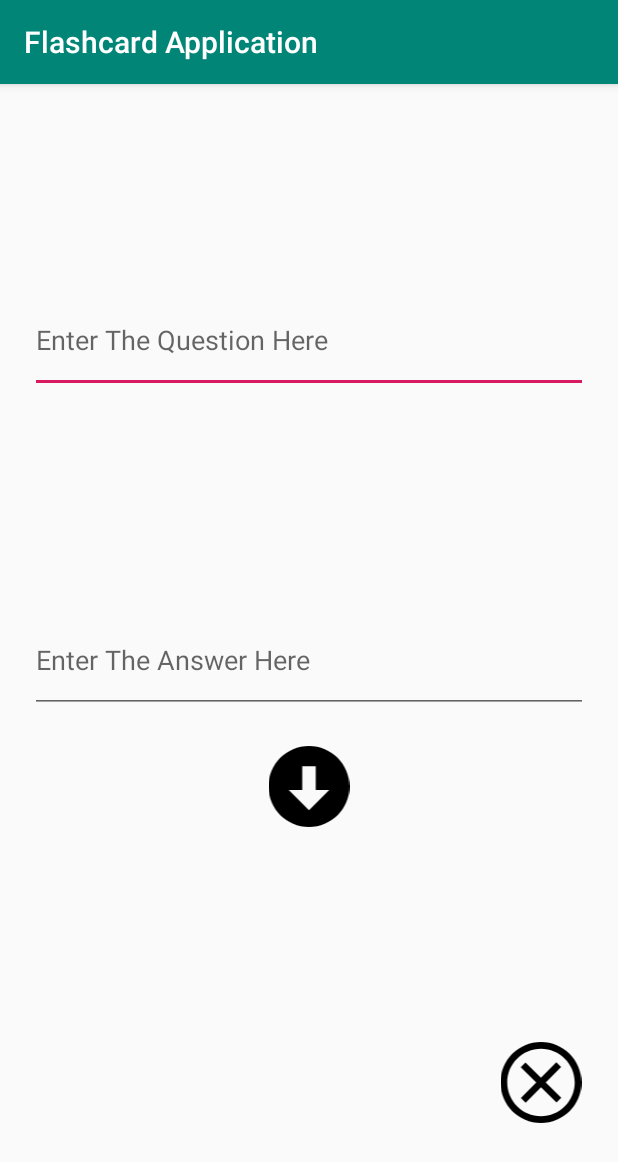
After one commit to Rhijke/FlashcardApplication, an Android app: the AddCardActivity screen opened directly, with no data from a screen before it, on a phone screen of 412 x 824 dp. The commit adds this screen. Shown: the top 1162 px of the screen. Run offline under Robolectric (Android 15) with nearby library versions, the phone set to English and light mode, and no system bars.

Commit message:
Added functionality to create user's own question and answer

```diff
--- a/app/src/main/AndroidManifest.xml
+++ b/app/src/main/AndroidManifest.xml
@@ -16,6 +16,7 @@
                 <category android:name="android.intent.category.LAUNCHER" />
             </intent-filter>
         </activity>
+        <activity android:name=".AddCardActivity"></activity>
     </application>
 
 </manifest>
--- /dev/null
+++ b/app/src/main/java/com/example/kaerah/flashcardapplication/AddCardActivity.java
@@ -0,0 +1,37 @@
+package com.example.kaerah.flashcardapplication;
+
+import android.content.Intent;
+import android.support.v7.app.AppCompatActivity;
+import android.os.Bundle;
+import android.view.View;
+import android.widget.EditText;
+
+public class AddCardActivity extends AppCompatActivity {
+
+    @Override
+    protected void onCreate(Bundle savedInstanceState) {
+        super.onCreate(savedInstanceState);
+        setContentView(R.layout.activity_add_card);
+        String s1 = getIntent().getStringExtra("stringKey1"); // this string will be 'harry potter`
+        String s2 = getIntent().getStringExtra("stringKey2"); // this string will be 'voldemort'
+        findViewById(R.id.closeBtn).setOnClickListener(new View.OnClickListener() {
+            public void onClick(View v) {
+                Intent intent = new Intent(AddCardActivity.this, MainActivity.class);
+                AddCardActivity.this.startActivityForResult(intent, 100);
+            }
+        });
+
+
+        findViewById(R.id.saveBtn).setOnClickListener(new View.OnClickListener() {
+            public void onClick(View v) {
+                Intent data = new Intent(); // create a new Intent, this is where we will put our data
+                data.putExtra("string1", ((EditText) findViewById(R.id.questionTextField)).getText().toString()); // puts one string into the Intent, with the key as 'string1'
+                data.putExtra("string2", ((EditText) findViewById(R.id.answerTextField)).getText().toString()); // puts another string into the Intent, with the key as 'string2
+                setResult(RESULT_OK, data); // set result code and bundle data for response
+                finish(); // closes this activity and pass data to the original activity that launched this activity
+
+            }
+        });
+    }
+
+}
--- /dev/null
+++ b/app/src/main/res/drawable/closebutton.xml
@@ -0,0 +1,9 @@
+<vector xmlns:android="http://schemas.android.com/apk/res/android"
+    android:width="24dp"
+    android:height="24dp"
+    android:viewportWidth="24"
+    android:viewportHeight="24">
+  <path
+      android:fillColor="#FF000000"
+      android:pathData="M12,2c5.514,0 10,4.486 10,10s-4.486,10 -10,10 -10,-4.486 -10,-10 4.486,-10 10,-10zM12,0c-6.627,0 -12,5.373 -12,12s5.373,12 12,12 12,-5.373 12,-12 -5.373,-12 -12,-12zM18,16.538l-4.592,-4.548 4.546,-4.587 -1.416,-1.403 -4.545,4.589 -4.588,-4.543 -1.405,1.405 4.593,4.552 -4.547,4.592 1.405,1.405 4.555,-4.596 4.591,4.55 1.403,-1.416z"/>
+</vector>
--- /dev/null
+++ b/app/src/main/res/drawable/savebutton.xml
@@ -0,0 +1,9 @@
+<vector xmlns:android="http://schemas.android.com/apk/res/android"
+    android:width="24dp"
+    android:height="24dp"
+    android:viewportWidth="24"
+    android:viewportHeight="24">
+  <path
+      android:fillColor="#FF000000"
+      android:pathData="M24,12c0,-6.627 -5.373,-12 -12,-12s-12,5.373 -12,12 5.373,12 12,12 12,-5.373 12,-12zM6,13h4v-7h4v7h4l-6,6 -6,-6z"/>
+</vector>
--- /dev/null
+++ b/app/src/main/res/layout/activity_add_card.xml
@@ -0,0 +1,73 @@
+<?xml version="1.0" encoding="utf-8"?>
+<android.support.constraint.ConstraintLayout xmlns:android="http://schemas.android.com/apk/res/android"
+    xmlns:app="http://schemas.android.com/apk/res-auto"
+    xmlns:tools="http://schemas.android.com/tools"
+    android:layout_width="match_parent"
+    android:layout_height="match_parent"
+    tools:context=".AddCardActivity">
+
+    <ImageView
+        android:id="@+id/closeBtn"
+        android:layout_width="69dp"
+        android:layout_height="54dp"
+        android:layout_marginStart="8dp"
+        android:layout_marginTop="8dp"
+        android:layout_marginEnd="8dp"
+        android:layout_marginBottom="8dp"
+        android:src="@drawable/closebutton"
+        app:layout_constraintBottom_toBottomOf="parent"
+        app:layout_constraintEnd_toEndOf="parent"
+        app:layout_constraintHorizontal_bias="0.973"
+        app:layout_constraintStart_toStartOf="parent"
+        app:layout_constraintTop_toTopOf="parent"
+        app:layout_constraintVertical_bias="0.904" />
+
+    <ImageView
+        android:id="@+id/saveBtn"
+        android:layout_width="69dp"
+        android:layout_height="54dp"
+        android:layout_marginHorizontal="20dp"
+        android:layout_marginVertical="441dp"
+        android:layout_marginStart="8dp"
+        android:layout_marginTop="8dp"
+        android:layout_marginEnd="8dp"
+        android:src="@drawable/savebutton"
+        app:layout_constraintEnd_toEndOf="parent"
+        app:layout_constraintStart_toStartOf="parent"
+        app:layout_constraintTop_toTopOf="parent" />
+
+    <EditText
+        android:id="@+id/questionTextField"
+        android:layout_width="match_parent"
+        android:layout_height="70dp"
+        android:layout_margin="20dp"
+        android:layout_marginStart="8dp"
+        android:layout_marginTop="8dp"
+        android:layout_marginEnd="8dp"
+        android:layout_marginBottom="8dp"
+        android:hint="Enter The Question Here"
+        android:inputType="textMultiLine"
+        app:layout_constraintBottom_toBottomOf="parent"
+        app:layout_constraintEnd_toEndOf="parent"
+        app:layout_constraintHorizontal_bias="1.0"
+        app:layout_constraintStart_toStartOf="parent"
+        app:layout_constraintTop_toTopOf="parent"
+        app:layout_constraintVertical_bias="0.176" />
+
+    <EditText
+        android:id="@+id/answerTextField"
+        android:layout_width="match_parent"
+        android:layout_height="70dp"
+        android:layout_margin="20dp"
+        android:layout_marginStart="8dp"
+        android:layout_marginTop="8dp"
+        android:layout_marginEnd="8dp"
+        android:layout_marginBottom="8dp"
+        android:hint="Enter The Answer Here"
+        android:inputType="textMultiLine"
+        app:layout_constraintBottom_toBottomOf="parent"
+        app:layout_constraintEnd_toEndOf="parent"
+        app:layout_constraintStart_toStartOf="parent"
+        app:layout_constraintTop_toTopOf="parent" />
+
+</android.support.constraint.ConstraintLayout>
```
Also changed, not shown: app/src/main/java/com/example/kaerah/flashcardapplication/MainActivity.java (+22 -0 lines), app/src/main/res/drawable/addbutton.xml (added, +9 -0 lines), app/src/main/res/layout/activity_main.xml (+21 -3 lines).
